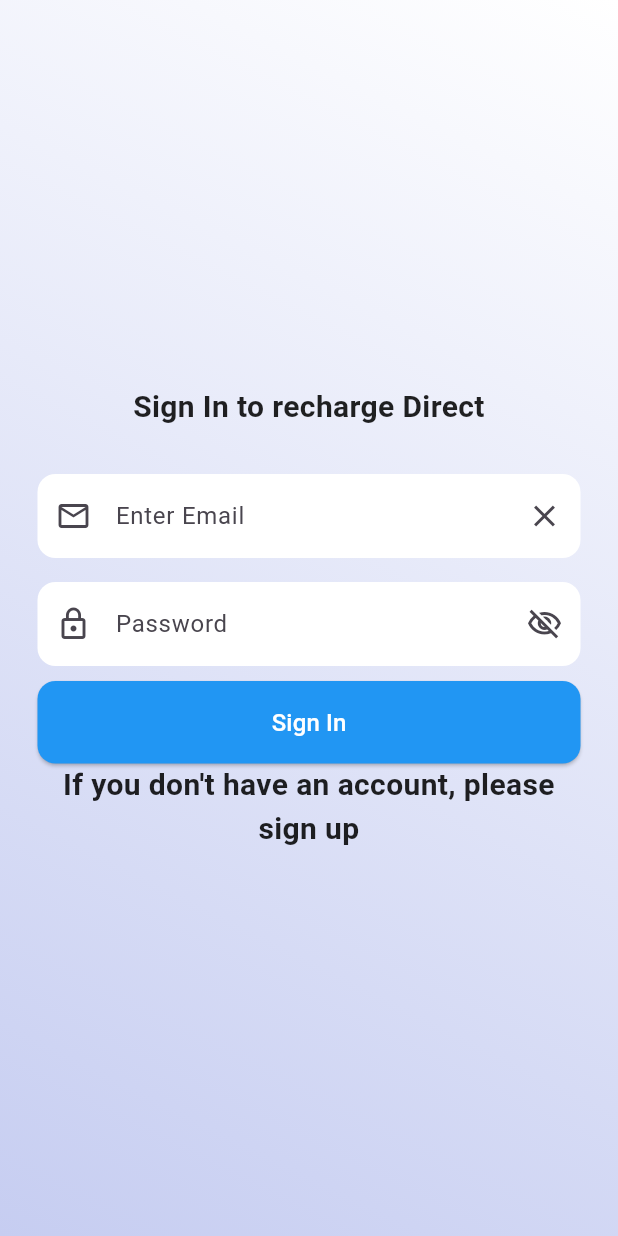
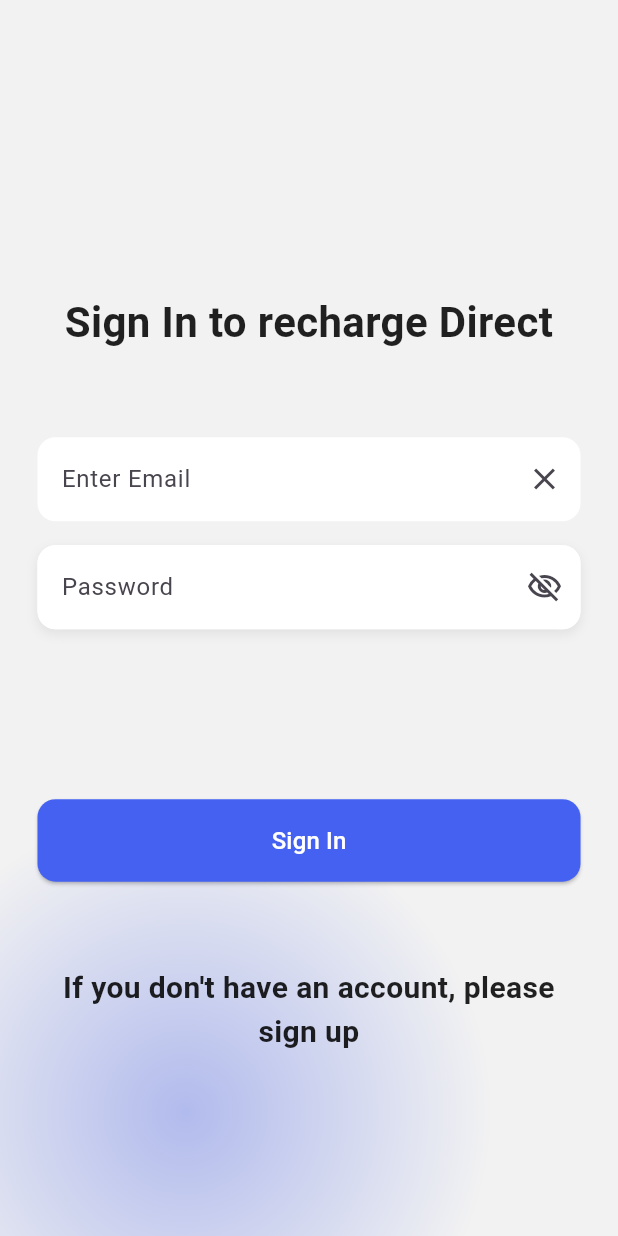
Before and after one commit to AdilUbaid/freezflow, a Flutter app: the screen it shows after launch, on a phone screen of 412 x 824 dp. Run offline on Flutter 3.47's test engine with Material 3 defaults, Android fonts, the phone set to English and light mode, and no system bars.

Commit message:
login ui

```diff
--- a/lib/main.dart
+++ b/lib/main.dart
@@ -35,41 +35,49 @@
   Widget build(BuildContext context) {
     return Container(
         decoration: const BoxDecoration(
-          gradient: LinearGradient(
-              colors: [Color.fromARGB(255, 198, 205, 241), Colors.white],
-              begin: Alignment.bottomLeft,
-              end: Alignment.topRight),
-        ),
+            gradient: RadialGradient(
+          colors: [
+            Color.fromARGB(255, 116, 135, 235),
+            Color.fromARGB(255, 246, 246, 246),
+          ],
+          center: Alignment(-0.4, 0.8), // Center of the gradient
+          radius: 0.5, // Radius of the gradient
+        )),
         child: Scaffold(
-          backgroundColor: Colors.transparent,
+          backgroundColor: Colors.grey.shade200.withValues(alpha: 0.5),
           body: Center(
             // Center is a layout widget. It takes a single child and positions it
             // in the middle of the parent.
             child: Padding(
               padding: const EdgeInsets.all(25.0),
               child: Column(
-                mainAxisAlignment: MainAxisAlignment.center,
+                mainAxisAlignment: MainAxisAlignment.spaceEvenly,
                 children: [
-                  const SizedBox(height: 20),
+                  const Spacer(
+                    flex: 3,
+                  ),
 
                   // Title
                   const Text(
                     "Sign In to recharge Direct",
                     style: TextStyle(
-                      fontSize: 20,
+                      fontSize: 28,
                       fontWeight: FontWeight.bold,
                       color: Colors.black87,
                     ),
                     textAlign: TextAlign.center,
                   ),
 
-                  const SizedBox(height: 30),
+                  const Spacer(
+                    flex: 1,
+                  ),
 
                   // Email TextField
+                  Column(
+                    children: [
                       TextField(
                         decoration: InputDecoration(
                           hintText: "Enter Email",
-                      prefixIcon: const Icon(Icons.email_outlined),
                           suffixIcon: const Icon(Icons.close),
                           border: OutlineInputBorder(
                             borderRadius: BorderRadius.circular(12),
@@ -79,26 +87,47 @@
                           fillColor: Colors.white,
                         ),
                       ),
-
                       const SizedBox(height: 16),
 
                       // Password TextField
-                  TextField(
+                      Container(
+                        decoration: BoxDecoration(
+                          color:
+                              Colors.white, // Background color of the TextField
+                          borderRadius: BorderRadius.circular(
+                              12), // Match the TextField's borderRadius
+                          boxShadow: [
+                            BoxShadow(
+                              color: const Color.fromARGB(255, 74, 72, 72)
+                                  .withOpacity(0.1), // Shadow color
+                              blurRadius: 6, // Spread of the shadow
+                              offset: Offset(
+                                  0, 3), // Horizontal and vertical offset
+                            ),
+                          ],
+                        ),
+                        child: TextField(
                           obscureText: true,
                           decoration: InputDecoration(
                             hintText: "Password",
-                      prefixIcon: const Icon(Icons.lock_outline),
-                      suffixIcon: const Icon(Icons.visibility_off_outlined),
+                            suffixIcon:
+                                const Icon(Icons.visibility_off_outlined),
                             border: OutlineInputBorder(
                               borderRadius: BorderRadius.circular(12),
                               borderSide: BorderSide.none,
                             ),
                             filled: true,
-                      fillColor: Colors.white,
+                            fillColor: Colors
+                                .white, // Ensure the same color is used here
                           ),
                         ),
+                      )
+                    ],
+                  ),
 
-                  const SizedBox(height: 10),
+                  const Spacer(
+                    flex: 2,
+                  ),
                   // Sign In Button
                   ElevatedButton(
                     onPressed: () {},
@@ -107,7 +136,7 @@
                       shape: RoundedRectangleBorder(
                         borderRadius: BorderRadius.circular(12),
                       ),
-                      backgroundColor: Colors.blue,
+                      backgroundColor: const Color.fromARGB(255, 68, 97, 242),
                     ),
                     child: const Center(
                       child: Text(
@@ -115,6 +144,9 @@
                         style: TextStyle(fontSize: 16, color: Colors.white),
                       ),
                     ),
+                  ),
+                  const Spacer(
+                    flex: 1,
                   ),
                   const Text(
                     "If you don't have an account, please sign up",
@@ -126,7 +158,10 @@
                     textAlign: TextAlign.center,
                   ),
 
-                  const SizedBox(height: 20),
+                  const SizedBox(height: 40),
+                  Spacer(
+                    flex: 1,
+                  )
                 ],
               ),
             ),
```
Lines whose indentation alone changed are shown as unchanged.
